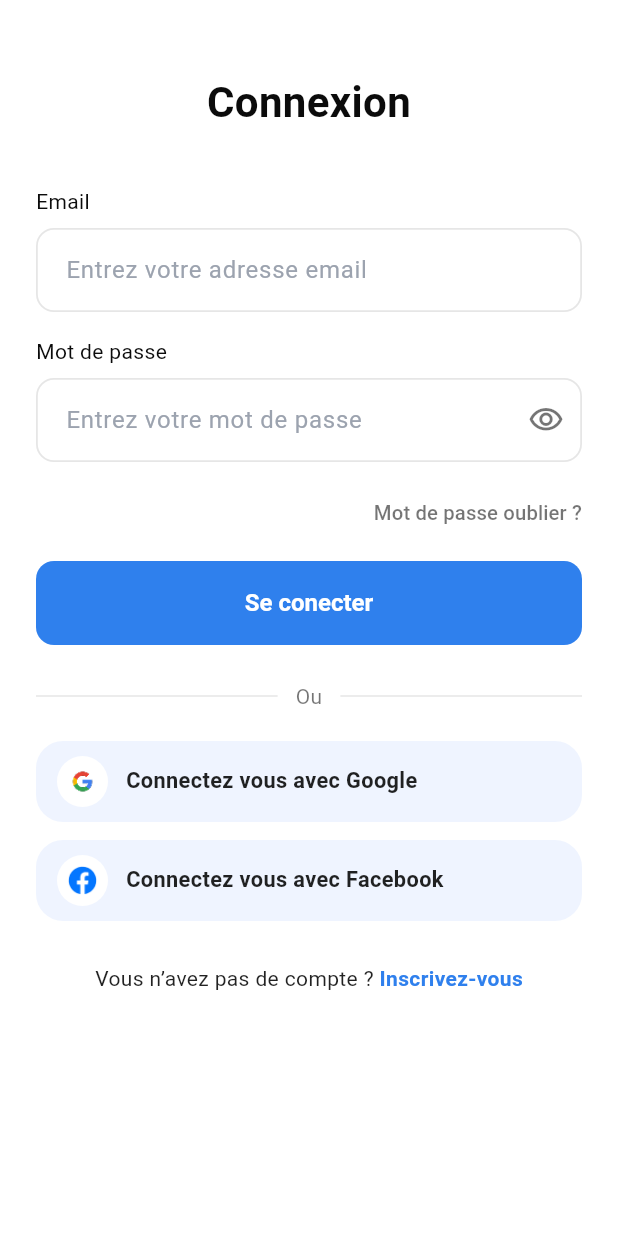
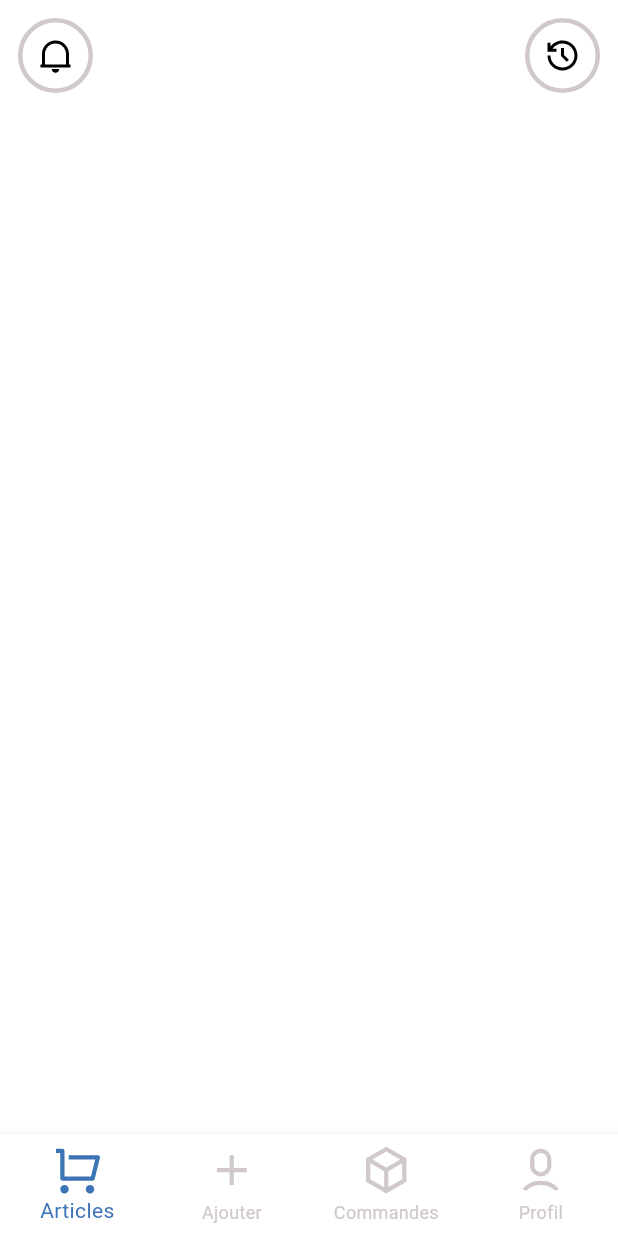
Before and after one commit to Abdoul03/Globshopp, a Flutter app: the LoginPage screen opened directly, after a tap on "Se conecter", on a phone screen of 412 x 824 dp. Run offline on Flutter 3.47's test engine with Material 3 defaults, Android fonts, the light colour scheme and no system bars; our stand-ins replace remixicon.

Commit message:
ajout des pages fournisseur et du navigation bar

```diff
--- a/lib/screens/Inscription.dart
+++ b/lib/screens/Inscription.dart
@@ -1,5 +1,6 @@
 // lib/screens/inscription.dart
 import 'package:flutter/material.dart';
+import 'package:globshopp/screens/login_page.dart';
 
 class SignUpPage extends StatefulWidget {
   const SignUpPage({super.key});
@@ -199,7 +200,11 @@ class _SignUpPageState extends State<SignUpPage> {
                       }
 
                       // TODO: logique d’inscription (appel API, etc.)
-                      _showSnack('Formulaire valide ✅');
+                      Navigator.push(
+                        context,
+                        MaterialPageRoute(builder: (_) => const LoginPage()),
+                      );
+                      _showSnack('Formulaire valide ');
                     },
                     style: ElevatedButton.styleFrom(
                       backgroundColor: _blue,
--- /dev/null
+++ b/lib/screens/_base/constant.dart
@@ -0,0 +1,15 @@
+import 'dart:ui';
+
+class Constant {
+  static const blue = Color.fromARGB(255, 61, 116, 182);
+  static const blueTransparant = Color.fromARGB(51, 61, 116, 182);
+  static const jaune = Color.fromARGB(255, 233, 171, 48);
+  static const jauneTransparant = Color.fromARGB(38, 233, 171, 48);
+  static const colorsgray = Color.fromARGB(255, 209, 201, 201);
+  static const colorsWhite = Color.fromARGB(255, 255, 255, 255);
+  static const colorsBlack = Color.fromARGB(255, 0, 0, 0);
+  static const rougeTransparant = Color.fromARGB(51, 255, 26, 30);
+  static const rougeVif = Color.fromARGB(255, 255, 26, 30);
+  static const vert = Color.fromARGB(255, 120, 200, 65);
+  static const vertTransparant = Color.fromARGB(38, 120, 200, 65);
+}
--- /dev/null
+++ b/lib/screens/fournisseur/ajoutPoduit.dart
@@ -0,0 +1,15 @@
+import 'package:flutter/material.dart';
+
+class Ajoutpoduit extends StatefulWidget {
+  const Ajoutpoduit({super.key});
+
+  @override
+  State<Ajoutpoduit> createState() => _AjoutpoduitState();
+}
+
+class _AjoutpoduitState extends State<Ajoutpoduit> {
+  @override
+  Widget build(BuildContext context) {
+    return const Placeholder();
+  }
+}
--- /dev/null
+++ b/lib/screens/fournisseur/article.dart
@@ -0,0 +1,74 @@
+import 'package:flutter/material.dart';
+import 'package:globshopp/screens/_base/constant.dart';
+import 'package:remixicon/remixicon.dart';
+
+class Article extends StatefulWidget {
+  const Article({super.key});
+
+  @override
+  State<Article> createState() => _ArticleState();
+}
+
+class _ArticleState extends State<Article> {
+  @override
+  Widget build(BuildContext context) {
+    return Scaffold(
+      resizeToAvoidBottomInset: true,
+      backgroundColor: Constant.colorsWhite,
+      body: SingleChildScrollView(
+        child: SafeArea(
+          child: Padding(
+            padding: EdgeInsets.all(12),
+            child: Column(
+              children: [
+                Row(
+                  crossAxisAlignment: CrossAxisAlignment.start,
+                  mainAxisAlignment: MainAxisAlignment.spaceBetween,
+                  children: [
+                    Container(
+                      alignment: Alignment.center,
+                      // padding: EdgeInsets.all(20),
+                      width: 50,
+                      height: 50,
+                      decoration: BoxDecoration(
+                        shape: BoxShape.circle, // Make it a circle
+                        border: Border.all(
+                          color: Constant.colorsgray,
+                          width: 3.0,
+                        ),
+                      ),
+                      child: IconButton(
+                        onPressed: () {},
+                        icon: Icon(RemixIcons.notification_2_line),
+                        color: Constant.colorsBlack,
+                      ),
+                    ),
+
+                    Container(
+                      alignment: Alignment.center,
+                      // padding: EdgeInsets.all(20),
+                      width: 50,
+                      height: 50,
+                      decoration: BoxDecoration(
+                        shape: BoxShape.circle, // Make it a circle
+                        border: Border.all(
+                          color: Constant.colorsgray,
+                          width: 3.0,
+                        ),
+                      ),
+                      child: IconButton(
+                        onPressed: () {},
+                        icon: Icon(RemixIcons.history_line),
+                        color: Constant.colorsBlack,
+                      ),
+                    ),
+                  ],
+                ),
+              ],
+            ),
+          ),
+        ),
+      ),
+    );
+  }
+}
--- /dev/null
+++ b/lib/screens/fournisseur/commande.dart
@@ -0,0 +1,15 @@
+import 'package:flutter/material.dart';
+
+class Commande extends StatefulWidget {
+  const Commande({super.key});
+
+  @override
+  State<Commande> createState() => _CommandeState();
+}
+
+class _CommandeState extends State<Commande> {
+  @override
+  Widget build(BuildContext context) {
+    return const Placeholder();
+  }
+}
--- /dev/null
+++ b/lib/screens/fournisseur/navigationBar.dart
@@ -0,0 +1,60 @@
+import 'package:flutter/material.dart';
+import 'package:globshopp/screens/_base/constant.dart';
+import 'package:globshopp/screens/fournisseur/ajoutPoduit.dart';
+import 'package:globshopp/screens/fournisseur/article.dart';
+import 'package:globshopp/screens/fournisseur/commande.dart';
+import 'package:globshopp/screens/fournisseur/profil.dart';
+import 'package:remixicon/remixicon.dart';
+
+class Navigationbar extends StatefulWidget {
+  const Navigationbar({super.key});
+
+  @override
+  State<Navigationbar> createState() => _NavigationbarState();
+}
+
+class _NavigationbarState extends State<Navigationbar> {
+  int _selectedIndex = 0;
+
+  final appScreens = [Article(), Ajoutpoduit(), Commande(), Profil()];
+
+  @override
+  Widget build(BuildContext context) {
+    return Scaffold(
+      body: Center(child: appScreens[_selectedIndex]),
+      bottomNavigationBar: BottomNavigationBar(
+        onTap: (index) {
+          setState(() {
+            _selectedIndex = index;
+          });
+        },
+        type: BottomNavigationBarType.fixed, // Important !
+        currentIndex: _selectedIndex,
+        showSelectedLabels: true,
+        showUnselectedLabels: true,
+        backgroundColor: Constant.colorsWhite,
+        selectedItemColor: Constant.blue,
+        unselectedItemColor: Constant.colorsgray,
+        iconSize: 34,
+        items: [
+          BottomNavigationBarItem(
+            icon: Icon(RemixIcons.shopping_cart_line),
+            label: "Articles",
+          ),
+          BottomNavigationBarItem(
+            icon: Icon(RemixIcons.add_line),
+            label: "Ajouter",
+          ),
+          BottomNavigationBarItem(
+            icon: Icon(RemixIcons.box_3_line),
+            label: "Commandes",
+          ),
+          BottomNavigationBarItem(
+            icon: Icon(RemixIcons.user_6_line),
+            label: "Profil",
+          ),
+        ],
+      ),
+    );
+  }
+}
--- /dev/null
+++ b/lib/screens/fournisseur/profil.dart
@@ -0,0 +1,15 @@
+import 'package:flutter/material.dart';
+
+class Profil extends StatefulWidget {
+  const Profil({super.key});
+
+  @override
+  State<Profil> createState() => _ProfilState();
+}
+
+class _ProfilState extends State<Profil> {
+  @override
+  Widget build(BuildContext context) {
+    return const Placeholder();
+  }
+}
--- a/lib/screens/login_page.dart
+++ b/lib/screens/login_page.dart
@@ -1,5 +1,6 @@
 // lib/screens/login_page.dart
 import 'package:flutter/material.dart';
+import 'package:globshopp/screens/fournisseur/navigationBar.dart';
 
 class LoginPage extends StatefulWidget {
   const LoginPage({super.key});
@@ -10,14 +11,14 @@ class LoginPage extends StatefulWidget {
 
 class _LoginPageState extends State<LoginPage> {
   // 🎨 Palette
-  static const _blue   = Color(0xFF2F80ED);
-  static const _text   = Color(0xFF0B0B0B);
-  static const _hint   = Color(0xFF9CA3AF);
+  static const _blue = Color(0xFF2F80ED);
+  static const _text = Color(0xFF0B0B0B);
+  static const _hint = Color(0xFF9CA3AF);
   static const _border = Color(0xFFE6E6E6);
-  static const _light  = Color(0xFFEFF4FF); // fond clair des boutons sociaux
+  static const _light = Color(0xFFEFF4FF); // fond clair des boutons sociaux
 
   final _emailCtrl = TextEditingController();
-  final _passCtrl  = TextEditingController();
+  final _passCtrl = TextEditingController();
   bool _obscure = true;
 
   InputDecoration _decoration(String hint) => InputDecoration(
@@ -72,8 +73,10 @@ class _LoginPageState extends State<LoginPage> {
                 const SizedBox(height: 36),
 
                 // Label Email
-                const Text('Email',
-                    style: TextStyle(fontSize: 14, color: _text)),
+                const Text(
+                  'Email',
+                  style: TextStyle(fontSize: 14, color: _text),
+                ),
                 const SizedBox(height: 8),
                 TextField(
                   controller: _emailCtrl,
@@ -85,8 +88,10 @@ class _LoginPageState extends State<LoginPage> {
                 const SizedBox(height: 16),
 
                 // Label Mot de passe
-                const Text('Mot de passe',
-                    style: TextStyle(fontSize: 14, color: _text)),
+                const Text(
+                  'Mot de passe',
+                  style: TextStyle(fontSize: 14, color: _text),
+                ),
                 const SizedBox(height: 8),
                 TextField(
                   controller: _passCtrl,
@@ -117,10 +122,7 @@ class _LoginPageState extends State<LoginPage> {
                     style: TextButton.styleFrom(padding: EdgeInsets.zero),
                     child: const Text(
                       'Mot de passe oublier ?',
-                      style: TextStyle(
-                        fontSize: 13.5,
-                        color: Colors.black54,
-                      ),
+                      style: TextStyle(fontSize: 13.5, color: Colors.black54),
                     ),
                   ),
                 ),
@@ -132,7 +134,12 @@ class _LoginPageState extends State<LoginPage> {
                   height: 56,
                   child: ElevatedButton(
                     onPressed: () {
-                      // TODO: logique de connexion
+                      Navigator.push(
+                        context,
+                        MaterialPageRoute(
+                          builder: (_) => const Navigationbar(),
+                        ),
+                      );
                     },
                     style: ElevatedButton.styleFrom(
                       backgroundColor: _blue,
@@ -142,9 +149,13 @@ class _LoginPageState extends State<LoginPage> {
                         borderRadius: BorderRadius.circular(12),
                       ),
                       textStyle: const TextStyle(
-                          fontSize: 16, fontWeight: FontWeight.w700),
+                        fontSize: 16,
+                        fontWeight: FontWeight.w700,
+                      ),
                     ),
-                    child: const Text('Se conecter'), // (orthographe selon maquette)
+                    child: const Text(
+                      'Se conecter',
+                    ), // (orthographe selon maquette)
                   ),
                 ),
 
@@ -156,7 +167,10 @@ class _LoginPageState extends State<LoginPage> {
                     Expanded(child: Divider(color: _border, thickness: 1)),
                     Padding(
                       padding: EdgeInsets.symmetric(horizontal: 12),
-                      child: Text('Ou', style: TextStyle(color: Colors.black54)),
+                      child: Text(
+                        'Ou',
+                        style: TextStyle(color: Colors.black54),
+                      ),
                     ),
                     Expanded(child: Divider(color: _border, thickness: 1)),
                   ],
@@ -259,7 +273,7 @@ class _SocialButton extends StatelessWidget {
                 height: 22,
                 fit: BoxFit.contain,
                 errorBuilder: (_, __, ___) =>
-                const Icon(Icons.image_not_supported_outlined, size: 18),
+                    const Icon(Icons.image_not_supported_outlined, size: 18),
               ),
             ),
             const SizedBox(width: 12),
--- a/pubspec.yaml
+++ b/pubspec.yaml
@@ -2,7 +2,7 @@ name: globshopp
 description: "A new Flutter project."
 # The following line prevents the package from being accidentally published to
 # pub.dev using `flutter pub publish`. This is preferred for private packages.
-publish_to: 'none' # Remove this line if you wish to publish to pub.dev
+publish_to: "none" # Remove this line if you wish to publish to pub.dev
 
 # The following defines the version and build number for your application.
 # A version number is three numbers separated by dots, like 1.2.43
@@ -34,6 +34,7 @@ dependencies:
   # The following adds the Cupertino Icons font to your application.
   # Use with the CupertinoIcons class for iOS style icons.
   cupertino_icons: ^1.0.8
+  remixicon: ^1.4.1
 
 dev_dependencies:
   flutter_test:
@@ -51,7 +52,6 @@ dev_dependencies:
 
 # The following section is specific to Flutter packages.
 flutter:
-
   # The following line ensures that the Material Icons font is
   # included with your application, so that you can use the icons in
   # the material Icons class.
```
Also changed, not shown: pubspec.lock.
